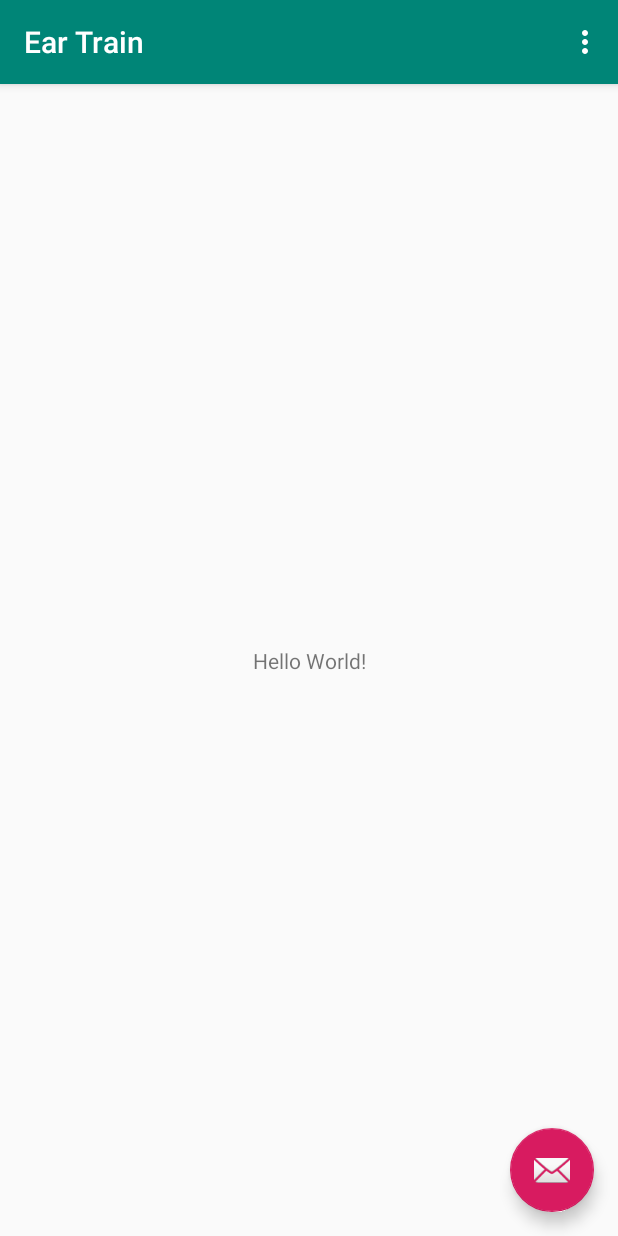
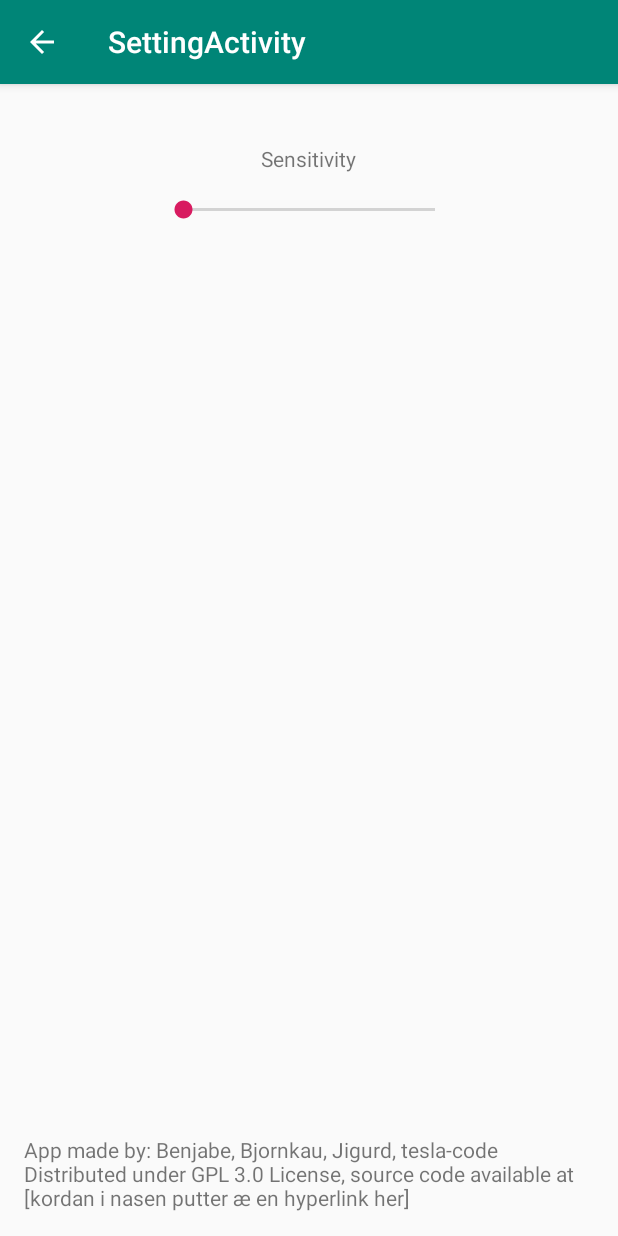
Before and after one commit to tesla-code/MobileMagic, an Android app: the screen it shows after launch (MainActivity before the commit, SettingsActivity after it), in the options menu, after a tap on "Settings", on a phone screen of 412 x 824 dp. Run offline under Robolectric (Android 15) with nearby library versions, the phone set to English and light mode, and no system bars.

Commit message:
Add SettingsActivity

```diff
--- a/app/build.gradle
+++ b/app/build.gradle
@@ -9,6 +9,7 @@ android {
         versionCode 1
         versionName "1.0"
         testInstrumentationRunner "android.support.test.runner.AndroidJUnitRunner"
+        vectorDrawables.useSupportLibrary = true
     }
     buildTypes {
         release {
@@ -23,6 +24,8 @@ dependencies {
     implementation 'com.android.support:appcompat-v7:28.0.0'
     implementation 'com.android.support.constraint:constraint-layout:1.1.3'
     implementation 'com.android.support:design:28.0.0'
+    implementation 'com.android.support:support-v4:28.0.0'
+    implementation 'com.android.support:support-vector-drawable:28.0.0'
     testImplementation 'junit:junit:4.12'
     androidTestImplementation 'com.android.support.test:runner:1.0.2'
     androidTestImplementation 'com.android.support.test.espresso:espresso-core:3.0.2'
--- a/app/src/main/java/com/example/eartrain/MainActivity.java
+++ b/app/src/main/java/com/example/eartrain/MainActivity.java
@@ -1,5 +1,6 @@
 package com.example.eartrain;
 
+import android.content.Intent;
 import android.os.Bundle;
 import android.support.design.widget.FloatingActionButton;
 import android.support.design.widget.Snackbar;
@@ -44,7 +45,8 @@ public class MainActivity extends AppCompatActivity {
 
         //noinspection SimplifiableIfStatement
         if (id == R.id.action_settings) {
-            return true;
+            Intent i = new Intent(MainActivity.this, SettingsActivity.class);
+            startActivity(i);
         }
 
         return super.onOptionsItemSelected(item);
--- /dev/null
+++ b/app/src/main/java/com/example/eartrain/SettingsActivity.java
@@ -0,0 +1,24 @@
+package com.example.eartrain;
+
+import android.os.Bundle;
+import android.support.design.widget.FloatingActionButton;
+import android.support.design.widget.Snackbar;
+import android.support.v7.app.AppCompatActivity;
+import android.support.v7.widget.Toolbar;
+import android.view.View;
+
+public class SettingsActivity extends AppCompatActivity
+{
+
+    @Override
+    protected void onCreate(Bundle savedInstanceState)
+    {
+        super.onCreate(savedInstanceState);
+        setContentView(R.layout.activity_setting);
+        Toolbar toolbar = findViewById(R.id.toolbar);
+        setSupportActionBar(toolbar);
+
+        getSupportActionBar().setDisplayHomeAsUpEnabled(true);
+    }
+
+}
--- /dev/null
+++ b/app/src/main/res/layout/activity_setting.xml
@@ -0,0 +1,25 @@
+<?xml version="1.0" encoding="utf-8"?>
+<android.support.design.widget.CoordinatorLayout xmlns:android="http://schemas.android.com/apk/res/android"
+    xmlns:app="http://schemas.android.com/apk/res-auto"
+    xmlns:tools="http://schemas.android.com/tools"
+    android:layout_width="match_parent"
+    android:layout_height="match_parent"
+    tools:context=".SettingsActivity">
+
+    <android.support.design.widget.AppBarLayout
+        android:layout_width="match_parent"
+        android:layout_height="wrap_content"
+        android:theme="@style/AppTheme.AppBarOverlay">
+
+        <android.support.v7.widget.Toolbar
+            android:id="@+id/toolbar"
+            android:layout_width="match_parent"
+            android:layout_height="?attr/actionBarSize"
+            android:background="?attr/colorPrimary"
+            app:popupTheme="@style/AppTheme.PopupOverlay" />
+
+    </android.support.design.widget.AppBarLayout>
+
+    <include layout="@layout/content_setting" />
+
+</android.support.design.widget.CoordinatorLayout>
--- /dev/null
+++ b/app/src/main/res/layout/content_setting.xml
@@ -0,0 +1,41 @@
+<?xml version="1.0" encoding="utf-8"?>
+<RelativeLayout xmlns:android="http://schemas.android.com/apk/res/android"
+    xmlns:app="http://schemas.android.com/apk/res-auto"
+    xmlns:tools="http://schemas.android.com/tools"
+    android:layout_width="match_parent"
+    android:layout_height="match_parent"
+    android:paddingStart="16dp"
+    android:paddingTop="40dp"
+    android:paddingEnd="16dp"
+    android:paddingBottom="16dp"
+    app:layout_behavior="@string/appbar_scrolling_view_behavior"
+    tools:context=".SettingsActivity"
+    tools:showIn="@layout/activity_setting">
+
+    <SeekBar
+        android:id="@+id/m_SensitivityBar"
+        android:layout_width="200dp"
+        android:layout_height="wrap_content"
+        android:layout_below="@+id/lbl_Sensitivity"
+        android:layout_centerHorizontal="true"
+        android:layout_marginTop="15dp" />
+
+    <TextView
+        android:id="@+id/lbl_Sensitivity"
+        android:layout_width="wrap_content"
+        android:layout_height="wrap_content"
+        android:layout_centerHorizontal="true"
+        android:text="Sensitivity"
+        tools:text="Sensitivity" />
+
+    <TextView
+        android:id="@+id/lbl_About"
+        android:layout_width="200pt"
+        android:layout_height="wrap_content"
+        android:layout_alignParentBottom="true"
+        android:layout_centerHorizontal="true"
+        android:text="App made by: Benjabe, Bjornkau, Jigurd, tesla-code
+
+        Distributed under GPL 3.0 License, source code available at [kordan i nasen putter æ en hyperlink her]"/>
+
+</RelativeLayout>
```
Also changed, not shown: app/src/main/AndroidManifest.xml (+9 -0 lines), app/src/main/java/com/example/eartrain/AppCompatPreferenceActivity.java (added, +127 -0 lines), app/src/main/res/drawable/ic_info_black_24dp.xml (added, +9 -0 lines), app/src/main/res/drawable/ic_notifications_black_24dp.xml (added, +9 -0 lines), app/src/main/res/drawable/ic_sync_black_24dp.xml (added, +9 -0 lines), app/src/main/res/values/strings.xml (+74 -0 lines), app/src/main/res/xml/pref_data_sync.xml (added, +21 -0 lines), app/src/main/res/xml/pref_general.xml (added, +33 -0 lines), app/src/main/res/xml/pref_headers.xml (added, +20 -0 lines), app/src/main/res/xml/pref_notification.xml (added, +27 -0 lines).
